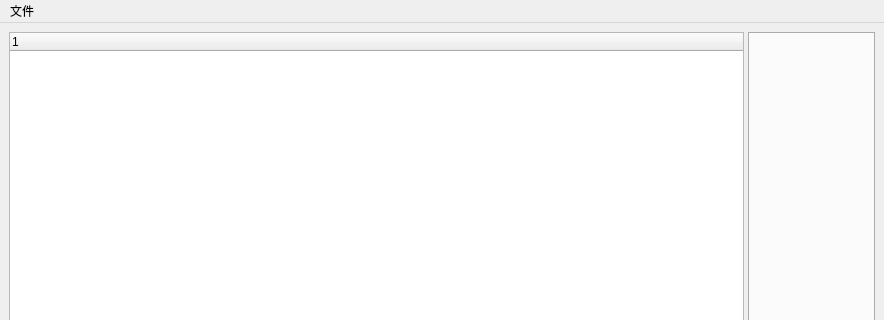
The window that Main.ui (dop-lm/CSTI-ModEditor) describes before a commit, drawn with Qt 5; both pictures show x 0 to 884 and y 0 to 320 of the 884 by 723 pixel window.
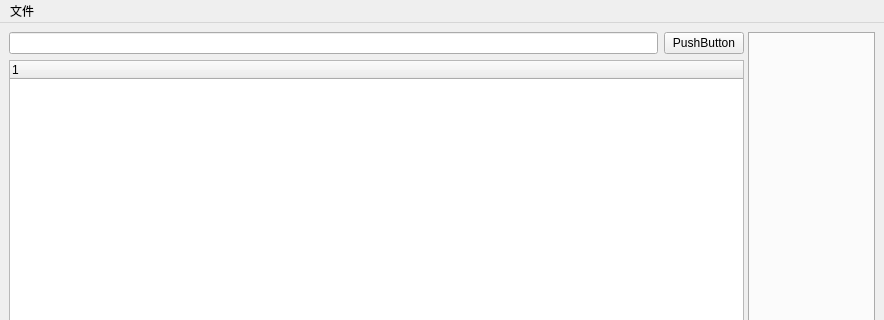
The same window after the commit.

```diff
--- a/Main.ui
+++ b/Main.ui
@@ -20,21 +20,37 @@
       <property name="orientation">
        <enum>Qt::Horizontal</enum>
       </property>
+      <widget class="QWidget" name="">
+       <layout class="QVBoxLayout" name="verticalLayout">
+        <item>
+         <layout class="QHBoxLayout" name="horizontalLayout_2">
+          <item>
+           <widget class="QLineEdit" name="lineEdit"/>
+          </item>
+          <item>
+           <widget class="QPushButton" name="pushButton">
+            <property name="text">
+             <string>PushButton</string>
+            </property>
+           </widget>
+          </item>
+         </layout>
+        </item>
+        <item>
       <widget class="QTreeWidget" name="treeWidget">
        <property name="enabled">
         <bool>true</bool>
        </property>
-       <property name="sizePolicy">
-        <sizepolicy hsizetype="Fixed" vsizetype="Expanding">
-         <horstretch>0</horstretch>
-         <verstretch>0</verstretch>
-        </sizepolicy>
-       </property>
        <column>
         <property name="text">
          <string notr="true">1</string>
         </property>
        </column>
+         </widget>
+        </item>
+       </layout>
+       <zorder>treeWidget</zorder>
+       <zorder>horizontalLayoutWidget</zorder>
       </widget>
       <widget class="QTabWidget" name="tabWidget"/>
      </widget>
```
Lines whose indentation alone changed are shown as unchanged.
